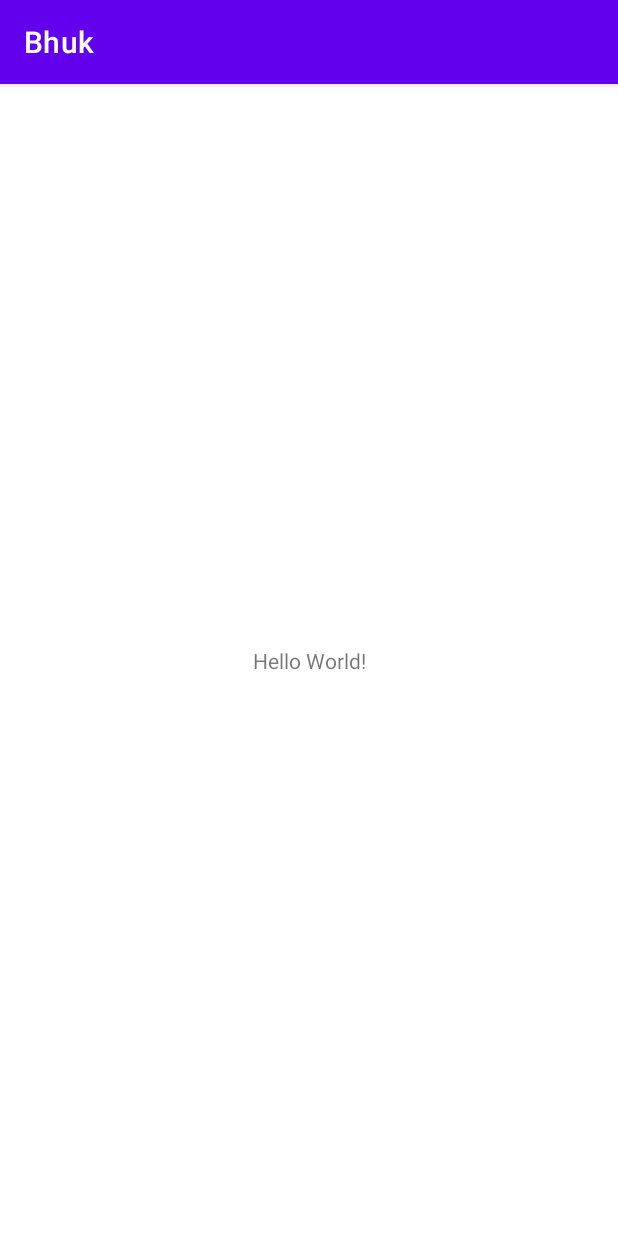
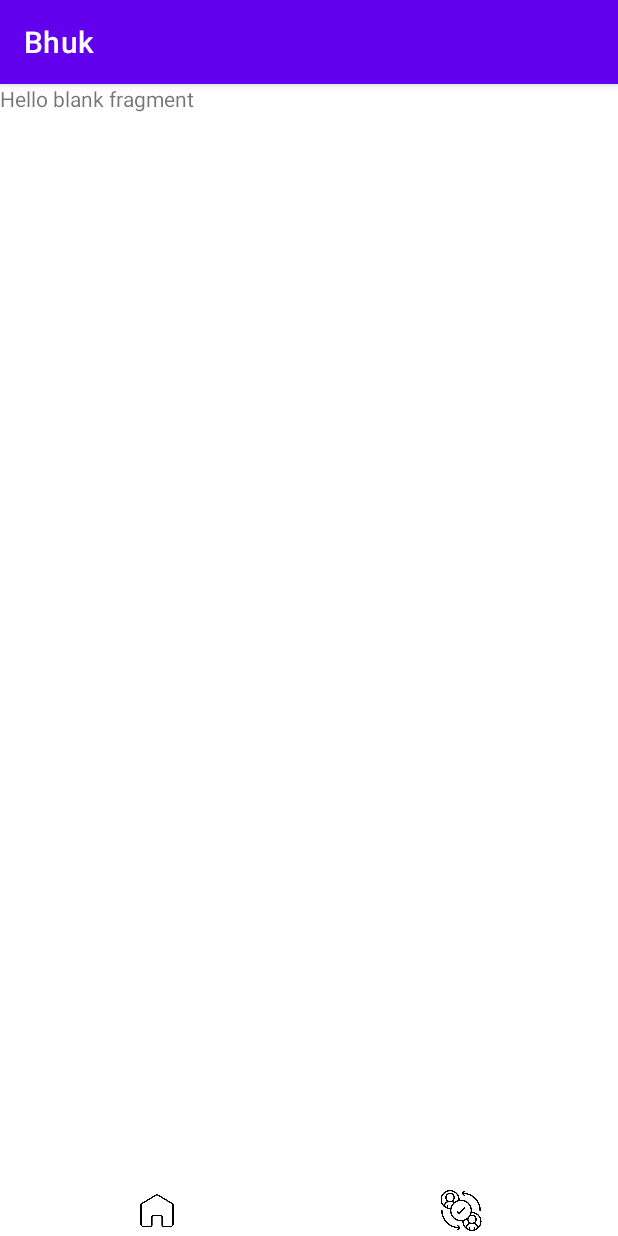
Before and after one commit to soumenkp2/SocioWelfare-Bhuk, an Android app: the screen it shows after launch (MainActivity), on a phone screen of 412 x 824 dp. Run offline under Robolectric (Android 15) with nearby library versions, the phone set to English and light mode, and no system bars; Roboto replaces fonts that are not available here.

Commit message:
Main Acitivity coded

```diff
--- a/app/build.gradle
+++ b/app/build.gradle
@@ -33,6 +33,7 @@ dependencies {
     implementation 'androidx.appcompat:appcompat:1.4.1'
     implementation 'com.google.android.material:material:1.5.0'
     implementation 'androidx.constraintlayout:constraintlayout:2.1.3'
+    implementation 'androidx.legacy:legacy-support-v4:1.0.0'
     testImplementation 'junit:junit:4.+'
     androidTestImplementation 'androidx.test.ext:junit:1.1.3'
     androidTestImplementation 'androidx.test.espresso:espresso-core:3.4.0'
--- a/app/src/main/java/com/example/bhuk/MainActivity.java
+++ b/app/src/main/java/com/example/bhuk/MainActivity.java
@@ -1,14 +1,58 @@
 package com.example.bhuk;
 
 import androidx.appcompat.app.AppCompatActivity;
+import androidx.fragment.app.Fragment;
+import androidx.fragment.app.FragmentManager;
+import androidx.fragment.app.FragmentTransaction;
 
 import android.os.Bundle;
+import android.view.View;
+import android.widget.ImageView;
 
 public class MainActivity extends AppCompatActivity {
+    ImageView homebtn, reqaccepted;
 
     @Override
     protected void onCreate(Bundle savedInstanceState) {
         super.onCreate(savedInstanceState);
         setContentView(R.layout.activity_main);
+
+        homebtn = findViewById(R.id.homebtn);
+
+        homebtn.setImageResource(R.drawable.homepageoutline);
+        FragmentManager m = getSupportFragmentManager();
+        FragmentTransaction t = m.beginTransaction();
+        Fragment Home = new home();
+        t.replace(R.id.fragment, Home);
+        t.commit();
+
+        homebtn.setOnClickListener(new View.OnClickListener() {
+            @Override
+            public void onClick(View view) {
+                homebtn.setImageResource(R.drawable.colorhome);
+                reqaccepted.setImageResource(R.drawable.approvedoutline);
+                FragmentManager m = getSupportFragmentManager();
+                FragmentTransaction t = m.beginTransaction();
+                Fragment Home = new home();
+                t.replace(R.id.fragment, Home);
+                t.addToBackStack(null);
+                t.commit();
+            }
+        });
+
+        reqaccepted = findViewById(R.id.req_accepted);
+        reqaccepted.setOnClickListener(new View.OnClickListener() {
+            @Override
+            public void onClick(View view) {
+                homebtn.setImageResource(R.drawable.homepageoutline);
+                reqaccepted.setImageResource(R.drawable.approvedcolour);
+                FragmentManager m = getSupportFragmentManager();
+                FragmentTransaction t = m.beginTransaction();
+                Fragment requestaccepted = new RequestAccepted();
+                t.replace(R.id.fragment,requestaccepted);
+                t.addToBackStack(null);
+                t.commit();
+            }
+        });
     }
 }
--- /dev/null
+++ b/app/src/main/java/com/example/bhuk/home.java
@@ -0,0 +1,64 @@
+package com.example.bhuk;
+
+import android.os.Bundle;
+
+import androidx.fragment.app.Fragment;
+
+import android.view.LayoutInflater;
+import android.view.View;
+import android.view.ViewGroup;
+
+/**
+ * A simple {@link Fragment} subclass.
+ * Use the {@link home#newInstance} factory method to
+ * create an instance of this fragment.
+ */
+public class home extends Fragment {
+
+    // TODO: Rename parameter arguments, choose names that match
+    // the fragment initialization parameters, e.g. ARG_ITEM_NUMBER
+    private static final String ARG_PARAM1 = "param1";
+    private static final String ARG_PARAM2 = "param2";
+
+    // TODO: Rename and change types of parameters
+    private String mParam1;
+    private String mParam2;
+
+    public home() {
+        // Required empty public constructor
+    }
+
+    /**
+     * Use this factory method to create a new instance of
+     * this fragment using the provided parameters.
+     *
+     * @param param1 Parameter 1.
+     * @param param2 Parameter 2.
+     * @return A new instance of fragment home.
+     */
+    // TODO: Rename and change types and number of parameters
+    public static home newInstance(String param1, String param2) {
+        home fragment = new home();
+        Bundle args = new Bundle();
+        args.putString(ARG_PARAM1, param1);
+        args.putString(ARG_PARAM2, param2);
+        fragment.setArguments(args);
+        return fragment;
+    }
+
+    @Override
+    public void onCreate(Bundle savedInstanceState) {
+        super.onCreate(savedInstanceState);
+        if (getArguments() != null) {
+            mParam1 = getArguments().getString(ARG_PARAM1);
+            mParam2 = getArguments().getString(ARG_PARAM2);
+        }
+    }
+
+    @Override
+    public View onCreateView(LayoutInflater inflater, ViewGroup container,
+                             Bundle savedInstanceState) {
+        // Inflate the layout for this fragment
+        return inflater.inflate(R.layout.fragment_home, container, false);
+    }
+}
--- a/app/src/main/res/layout/activity_main.xml
+++ b/app/src/main/res/layout/activity_main.xml
@@ -1,18 +1,44 @@
 <?xml version="1.0" encoding="utf-8"?>
-<androidx.constraintlayout.widget.ConstraintLayout xmlns:android="http://schemas.android.com/apk/res/android"
+<RelativeLayout
+    xmlns:android="http://schemas.android.com/apk/res/android"
     xmlns:app="http://schemas.android.com/apk/res-auto"
     xmlns:tools="http://schemas.android.com/tools"
     android:layout_width="match_parent"
+    android:id="@+id/homerelative"
     android:layout_height="match_parent"
     tools:context=".MainActivity">
 
-    <TextView
-        android:layout_width="wrap_content"
-        android:layout_height="wrap_content"
-        android:text="Hello World!"
-        app:layout_constraintBottom_toBottomOf="parent"
-        app:layout_constraintLeft_toLeftOf="parent"
-        app:layout_constraintRight_toRightOf="parent"
-        app:layout_constraintTop_toTopOf="parent" />
+    <FrameLayout
+        android:id="@+id/fragment"
+        android:layout_width="match_parent"
+        android:layout_height="match_parent"
+        android:layout_marginBottom="25dp" />
 
-</androidx.constraintlayout.widget.ConstraintLayout>
+    <LinearLayout
+        android:layout_width="match_parent"
+        android:layout_height="27dp"
+        android:layout_alignParentBottom="true"
+        android:layout_margin="3dp"
+        android:orientation="horizontal">
+
+        <ImageView
+            android:id="@+id/homebtn"
+            android:layout_width="match_parent"
+            android:layout_height="match_parent"
+            android:src="@drawable/homepageoutline"
+            android:layout_weight="1"/>
+
+        <ImageView
+            android:id="@+id/req_accepted"
+            android:layout_width="match_parent"
+            android:layout_height="match_parent"
+            android:src="@drawable/approvedoutline"
+            android:layout_weight="1"/>
+
+
+
+    </LinearLayout>
+
+
+
+</RelativeLayout>
--- /dev/null
+++ b/app/src/main/res/layout/fragment_home.xml
@@ -0,0 +1,14 @@
+<?xml version="1.0" encoding="utf-8"?>
+<FrameLayout xmlns:android="http://schemas.android.com/apk/res/android"
+    xmlns:tools="http://schemas.android.com/tools"
+    android:layout_width="match_parent"
+    android:layout_height="match_parent"
+    tools:context=".home">
+
+    <!-- TODO: Update blank fragment layout -->
+    <TextView
+        android:layout_width="match_parent"
+        android:layout_height="match_parent"
+        android:text="@string/hello_blank_fragment" />
+
+</FrameLayout>
--- a/app/src/main/res/values/strings.xml
+++ b/app/src/main/res/values/strings.xml
@@ -1,3 +1,5 @@
 <resources>
     <string name="app_name">Bhuk</string>
+    <!-- TODO: Remove or change this placeholder text -->
+    <string name="hello_blank_fragment">Hello blank fragment</string>
 </resources>
```
Also changed, not shown: app/src/main/java/com/example/bhuk/RequestAccepted.java (added, +64 -0 lines), app/src/main/res/layout/fragment_request_accepted.xml (added, +14 -0 lines).
